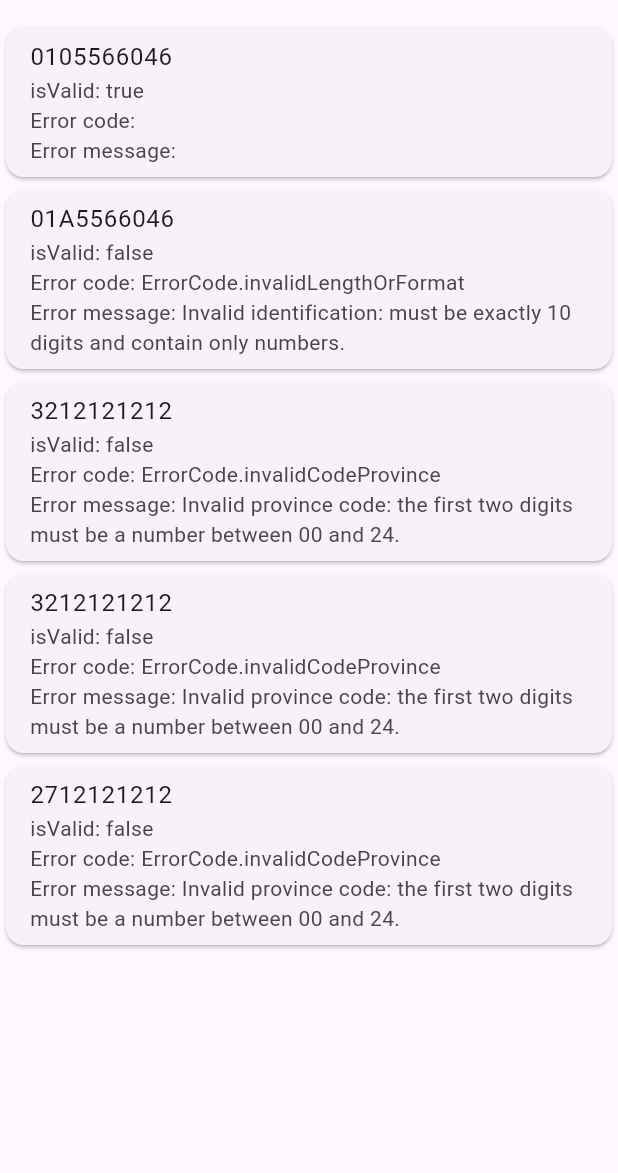
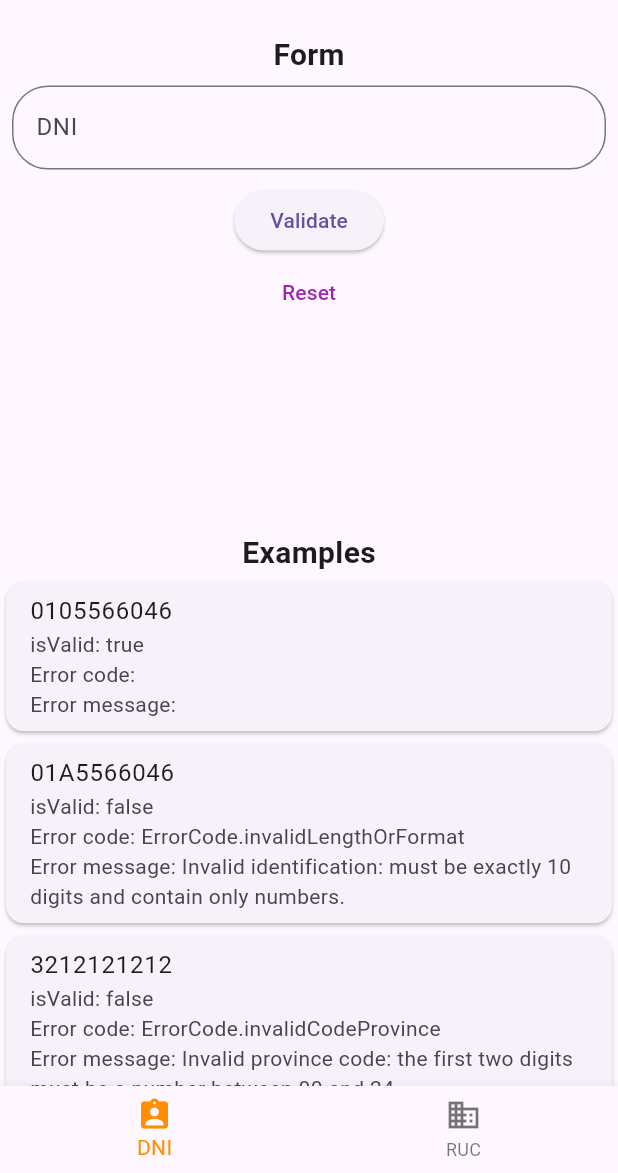
Before and after one commit to JaviKo500/ec-validator, a Flutter app: the screen it shows after launch, on a phone screen of 412 x 824 dp, the part 63-1236 px from its top. Run offline on Flutter 3.47's test engine with Material 3 defaults, Android fonts, the phone set to English and light mode, and no system bars.

Commit message:
feat(page): validator dni page with form

```diff
--- a/lib/main.dart
+++ b/lib/main.dart
@@ -1,5 +1,6 @@
-import 'package:ec_validator/validators/dni_validator.dart';
 import 'package:flutter/material.dart';
+
+import 'package:ec_validator/shared/bottom_navigator_bar.dart';
 
 void main() => runApp(const MyApp());
 
@@ -8,50 +9,10 @@ class MyApp extends StatelessWidget {
 
   @override
   Widget build(BuildContext context) {
-    final List<String> identifications = [
-      '0105566046',
-      '01A5566046',
-      '3212121212',
-      '3212121212',
-      '2712121212',
-    ];
-
-    return MaterialApp(
+    return const MaterialApp(
       title: 'EC Validator',
-      home: Scaffold(
-        appBar: AppBar(
-          title: const Text('Ec Validator'),
-        ),
-        body: ListView.builder(
-          itemCount: identifications.length,
-          itemBuilder: (context, index) {
-            final identification = identifications[index];
-            final result = DniValidator.isValid(identification);
-            return Card(
-              child: ListTile(
-                title: Text(identification),
-                subtitle: Column(
-                  crossAxisAlignment: CrossAxisAlignment.start,
-                  children: [
-                    Text(
-                      'isValid: ${result.isValid.toString()}',
-                      style: const TextStyle()
-                    ),
-                    Text(
-                      'Error code: ${result.typeCodeError?.toString() ?? ''}',
-                      style: const TextStyle()
-                    ),
-                    Text(
-                       'Error message: ${result.errorMessage ?? ''}',
-                      style: const TextStyle()
-                    ),
-                  ],
-                ),
-              ),
-            );
-          },
-        )
-      ),
+      debugShowCheckedModeBanner: false,
+      home: CustomBottomNavigatorBar(),
     );
   }
 }
--- /dev/null
+++ b/lib/pages/dni_validator_page.dart
@@ -0,0 +1,102 @@
+import 'package:ec_validator/validators/index.dart';
+import 'package:flutter/material.dart';
+
+class DniValidatorPage extends StatelessWidget {
+  DniValidatorPage({super.key});
+  final _formKey = GlobalKey<FormState>();
+  final List<String> identifications = [
+      '0105566046',
+      '01A5566046',
+      '3212121212',
+      '3212121212',
+      '2712121212',
+    ];
+  @override
+  Widget build(BuildContext context) {
+    return Scaffold(
+        appBar: AppBar(
+          title: const Text('Ec Validator'),
+        ),
+        body: Column(
+          children: [
+            Expanded(
+              child: Column(
+                children: [
+                  Padding(
+                    padding: const EdgeInsets.all(8.0),
+                    child: Form(
+                      key: _formKey,
+                      child: Column(
+                      children: [
+                        const Text(
+                          'Form',
+                          style: TextStyle( fontSize: 20, fontWeight: FontWeight.bold),
+                        ),
+                        const SizedBox(height: 6,),
+                        TextFormField(
+                          decoration: InputDecoration(
+                            labelText: 'DNI',
+                            hintText: '0100000000',
+                            hintStyle: const TextStyle(color: Colors.grey),
+                            border: OutlineInputBorder(
+                              borderRadius: BorderRadius.circular(24),
+                            )
+                          ),
+                          validator: (value) {
+                            final result = DniValidator.isValid(value ?? '');
+                            return result.isValid ? null : result.errorMessage;
+                          },
+                        ),
+                        const SizedBox(height: 10),
+                        ElevatedButton(
+                          onPressed: () {
+                            _formKey.currentState?.validate();
+                          },
+                          child: const Text('Validate'),
+                        ),
+                        TextButton(
+                          onPressed: () {
+                            _formKey.currentState?.reset();
+                          },
+                          child: const Text('Reset', style: TextStyle(color: Colors.purple,),),
+                        )
+                      ],
+                    )),
+                  )
+                ],
+              )
+            ),
+            const Text(
+              'Examples',
+              style: TextStyle( fontSize: 20, fontWeight: FontWeight.bold),
+            ),
+            Expanded(
+              child: ListView.builder(
+              itemCount: identifications.length,
+              itemBuilder: (context, index) {
+                final identification = identifications[index];
+                final result = DniValidator.isValid(identification);
+                return Card(
+                  child: ListTile(
+                    title: Text(identification),
+                    subtitle: Column(
+                      crossAxisAlignment: CrossAxisAlignment.start,
+                      children: [
+                        Text('isValid: ${result.isValid.toString()}',
+                            style: const TextStyle()),
+                        Text(
+                            'Error code: ${result.typeCodeError?.toString() ?? ''}',
+                            style: const TextStyle()),
+                        Text('Error message: ${result.errorMessage ?? ''}',
+                            style: const TextStyle()),
+                      ],
+                    ),
+                  ),
+                );
+              },
+            ),
+            ),
+          ],
+        ));
+  }
+}
--- /dev/null
+++ b/lib/pages/index.dart
@@ -0,0 +1 @@
+export 'dni_validator_page.dart';
--- /dev/null
+++ b/lib/shared/bottom_navigator_bar.dart
@@ -0,0 +1,43 @@
+import 'package:flutter/material.dart';
+
+import 'package:ec_validator/pages/index.dart';
+
+class CustomBottomNavigatorBar extends StatefulWidget {
+
+  const CustomBottomNavigatorBar ({super.key});
+
+  @override
+  State<CustomBottomNavigatorBar> createState() => _CustomBottomNavigatorBarState();
+}
+
+class _CustomBottomNavigatorBarState extends State<CustomBottomNavigatorBar> {
+  int _selectedIndex = 0;
+
+  static const TextStyle optionStyle = TextStyle(fontSize: 30, fontWeight: FontWeight.bold);
+
+  static final List<Widget> _widgetOptions = <Widget>[
+    DniValidatorPage(),
+    const Text('Index 1: Ruc', style: optionStyle),
+  ];
+
+  void _onItemTapped(int index) {
+    setState(() {
+      _selectedIndex = index;
+    });
+  }
+  @override
+  Widget build(BuildContext context) {
+    return Scaffold(
+        body: Center(child: _widgetOptions.elementAt(_selectedIndex)),
+        bottomNavigationBar: BottomNavigationBar(
+          items: const <BottomNavigationBarItem>[
+            BottomNavigationBarItem(icon: Icon(Icons.assignment_ind_rounded), label: 'DNI'),
+            BottomNavigationBarItem(icon: Icon(Icons.business), label: 'RUC'),
+          ],
+          currentIndex: _selectedIndex,
+          selectedItemColor: Colors.amber[800],
+          onTap: _onItemTapped,
+        ),
+      );
+  }
+}
```
